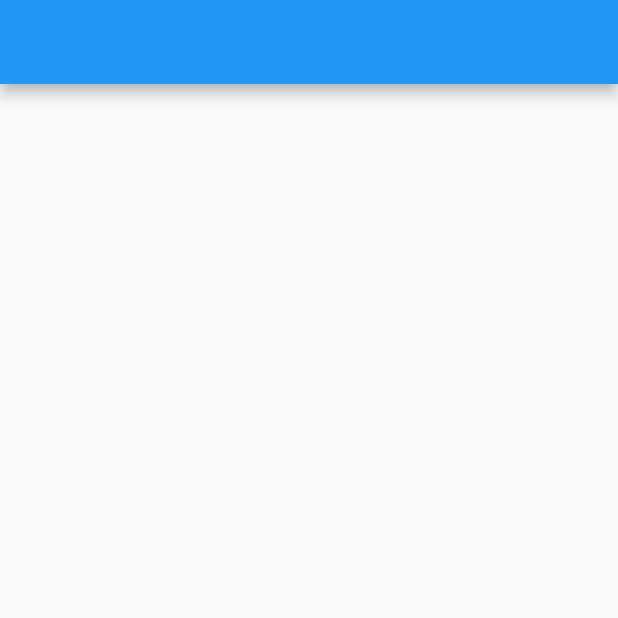
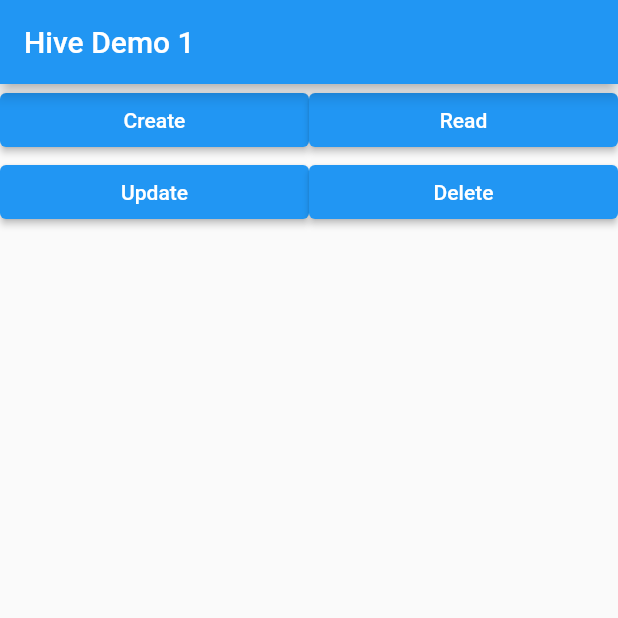
Before and after one commit to DeepeshKalura/HiveLearningDemo, a Flutter app: the screen it shows after launch, on a phone screen of 412 x 824 dp, the top half of it. Run offline on Flutter 3.47's test engine with Material 2 defaults, Android fonts, the phone set to English and light mode, and no system bars; our stand-ins replace hive_flutter; accounts and stored records are empty.

Commit message:
Make Basic UI
Here I just make a basic UI for the app. Which has only four buttons.
That are performaing CRUD operations.
Hive in the Centre of the app.

```diff
--- a/lib/main.dart
+++ b/lib/main.dart
@@ -1,6 +1,11 @@
 import 'package:flutter/material.dart';
+import 'package:path_provider/path_provider.dart';
+import 'package:hive_flutter/hive_flutter.dart';
 
-void main() {
+Future<void> main() async {
+  WidgetsFlutterBinding.ensureInitialized();
+  final appDocumentDir = await getApplicationDocumentsDirectory();
+  Hive.initFlutter(appDocumentDir.path);
   runApp(const MyApp());
 }
 
@@ -19,13 +24,70 @@ class MyApp extends StatelessWidget {
   }
 }
 
-class MyHomePage extends StatelessWidget {
+class MyHomePage extends StatefulWidget {
   const MyHomePage({super.key});
 
   @override
+  State<MyHomePage> createState() => _MyHomePageState();
+}
+
+class _MyHomePageState extends State<MyHomePage> {
+  Box? student;
+
+  @override
+  void initState() {
+    super.initState();
+    openingBox();
+  }
+
+  openingBox() async {
+    student = await Hive.openBox('student');
+  }
+
+  @override
   Widget build(BuildContext context) {
-    return Scaffold(
-      appBar: AppBar(),
+    return SafeArea(
+      child: Scaffold(
+        appBar: AppBar(
+          title: const Text('Hive Demo 1'),
+        ),
+        body: Column(
+          children: [
+            Row(
+              children: [
+                Expanded(
+                  child: ElevatedButton(
+                    onPressed: () {},
+                    child: const Text('Create'),
+                  ),
+                ),
+                Expanded(
+                  child: ElevatedButton(
+                    onPressed: () {},
+                    child: const Text('Read'),
+                  ),
+                ),
+              ],
+            ),
+            Row(
+              children: [
+                Expanded(
+                  child: ElevatedButton(
+                    onPressed: () {},
+                    child: const Text('Update'),
+                  ),
+                ),
+                Expanded(
+                  child: ElevatedButton(
+                    onPressed: () {},
+                    child: const Text('Delete'),
+                  ),
+                ),
+              ],
+            )
+          ],
+        ),
+      ),
     );
   }
 }
```
Also changed, not shown: pubspec.yaml (+6 -12 lines), pubspec.lock, 1 other file.
